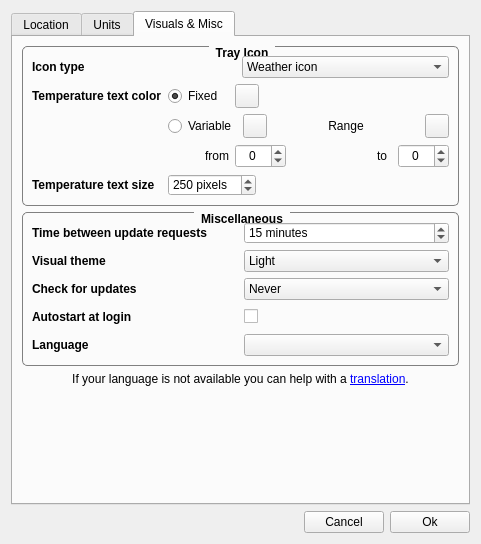
FelixdelasPozas/TrayWeather, file ConfigurationDialog.ui: the form before one commit.
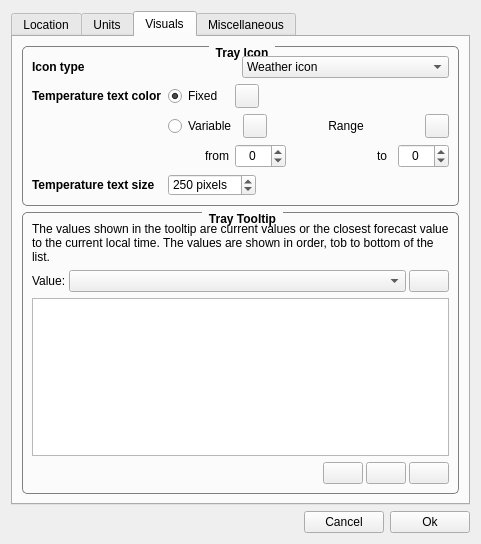
The form after the commit. The open tabs and pages were chosen to show the change. Icons and pictures are not drawn. Custom widgets are drawn as their Qt base class.

Commit message: Configurable tray icon tooltip text.

Patch:
```diff
--- a/ConfigurationDialog.ui
+++ b/ConfigurationDialog.ui
@@ -764,7 +764,7 @@
      </widget>
      <widget class="QWidget" name="tab_2">
       <attribute name="title">
-       <string>Visuals &amp;&amp; Misc</string>
+       <string>Visuals</string>
       </attribute>
       <layout class="QVBoxLayout" name="verticalLayout_8">
        <item>
@@ -1157,8 +1157,128 @@
 }</string>
          </property>
          <property name="title">
+          <string>Tray Tooltip</string>
+         </property>
+         <layout class="QVBoxLayout" name="verticalLayout_10">
+          <item>
+           <widget class="QLabel" name="label_23">
+            <property name="text">
+             <string>The values shown in the tooltip are current values or the closest forecast value to the current local time. The values are shown in order, tob to bottom of the list.</string>
+            </property>
+            <property name="wordWrap">
+             <bool>true</bool>
+            </property>
+           </widget>
+          </item>
+          <item>
+           <layout class="QHBoxLayout" name="horizontalLayout_11" stretch="0,1,0">
+            <property name="spacing">
+             <number>3</number>
+            </property>
+            <item>
+             <widget class="QLabel" name="label_29">
+              <property name="text">
+               <string>Value:</string>
+              </property>
+             </widget>
+            </item>
+            <item>
+             <widget class="CustomComboBox" name="m_tooltipValueCombo">
+              <property name="toolTip">
+               <string>Value to add to the list.</string>
+              </property>
+             </widget>
+            </item>
+            <item>
+             <widget class="QPushButton" name="m_tooltipAdd">
+              <property name="toolTip">
+               <string>Add value to tooltip text</string>
+              </property>
+              <property name="text">
+               <string/>
+              </property>
+              <property name="icon">
+               <iconset resource="rsc/resources.qrc">
+                <normaloff>:/TrayWeather/add.svg</normaloff>:/TrayWeather/add.svg</iconset>
+              </property>
+             </widget>
+            </item>
+           </layout>
+          </item>
+          <item>
+           <widget class="QListWidget" name="m_tooltipList"/>
+          </item>
+          <item>
+           <layout class="QHBoxLayout" name="horizontalLayout_12" stretch="0,0,0,0">
+            <property name="spacing">
+             <number>3</number>
+            </property>
+            <item>
+             <spacer name="horizontalSpacer_4">
+              <property name="orientation">
+               <enum>Qt::Horizontal</enum>
+              </property>
+              <property name="sizeHint" stdset="0">
+               <size>
+                <width>40</width>
+                <height>20</height>
+               </size>
+              </property>
+             </spacer>
+            </item>
+            <item>
+             <widget class="QPushButton" name="m_tooltipUp">
+              <property name="toolTip">
+               <string>Move value up.</string>
+              </property>
+              <property name="text">
+               <string/>
+              </property>
+              <property name="icon">
+               <iconset resource="rsc/resources.qrc">
+                <normaloff>:/TrayWeather/up.svg</normaloff>:/TrayWeather/up.svg</iconset>
+              </property>
+             </widget>
+            </item>
+            <item>
+             <widget class="QPushButton" name="m_tooltipDown">
+              <property name="toolTip">
+               <string>Move value down.</string>
+              </property>
+              <property name="text">
+               <string/>
+              </property>
+              <property name="icon">
+               <iconset resource="rsc/resources.qrc">
+                <normaloff>:/TrayWeather/down.svg</normaloff>:/TrayWeather/down.svg</iconset>
+              </property>
+             </widget>
+            </item>
+            <item>
+             <widget class="QPushButton" name="m_tooltipDelete">
+              <property name="toolTip">
+               <string>Remove value from tooltip text</string>
+              </property>
+              <property name="text">
+               <string/>
+              </property>
+              <property name="icon">
+               <iconset resource="rsc/resources.qrc">
+                <normaloff>:/TrayWeather/remove.svg</normaloff>:/TrayWeather/remove.svg</iconset>
+              </property>
+             </widget>
+            </item>
+           </layout>
+          </item>
+         </layout>
+        </widget>
+       </item>
+      </layout>
+     </widget>
+     <widget class="QWidget" name="tab_4">
+      <attribute name="title">
           <string>Miscellaneous</string>
-         </property>
+      </attribute>
          <layout class="QVBoxLayout" name="verticalLayout_3">
           <item>
            <layout class="QGridLayout" name="gridLayout">
@@ -1332,11 +1452,8 @@
             </item>
            </layout>
           </item>
-         </layout>
-        </widget>
-       </item>
        <item>
-        <widget class="QLabel" name="label_23">
+        <widget class="QLabel" name="label_28">
          <property name="text">
           <string>If your language is not available you can help with a &lt;a href=&quot;https://github.com/FelixdelasPozas/TrayWeather#translations&quot;&gt;translation&lt;/a&gt;.</string>
          </property>
@@ -1349,7 +1466,7 @@
         </widget>
        </item>
        <item>
-        <spacer name="verticalSpacer">
+        <spacer name="verticalSpacer_3">
          <property name="orientation">
           <enum>Qt::Vertical</enum>
          </property>
@@ -1404,6 +1521,13 @@
    </item>
   </layout>
  </widget>
+ <customwidgets>
+  <customwidget>
+   <class>CustomComboBox</class>
+   <extends>QComboBox</extends>
+   <header>Utils.h</header>
+  </customwidget>
+ </customwidgets>
  <resources>
   <include location="rsc/resources.qrc"/>
  </resources>
```
Left out of the diff: 10 changed lines with no effect on the pictures. Lines whose indentation alone changed are shown as unchanged. The commit also changes 13 other files.
